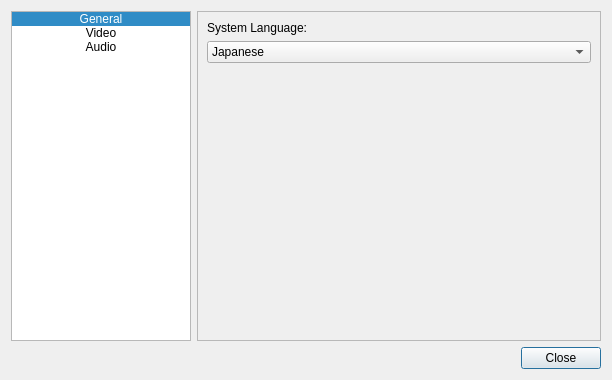
Qt form Source/ui_qt/Qt_ui/settingsdialog.ui (jpd002/Play-) before a commit.
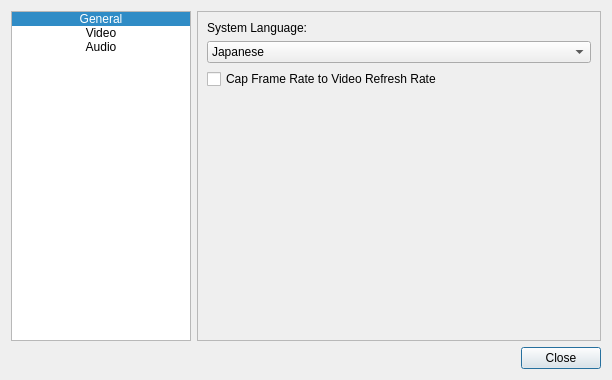
The same form after that commit. The open tabs and pages were chosen to show the change. Icons and pictures are not drawn.

Commit message: Make frame limiter togglable.

Patch:
```diff
--- a/Source/ui_qt/Qt_ui/settingsdialog.ui
+++ b/Source/ui_qt/Qt_ui/settingsdialog.ui
@@ -188,6 +188,13 @@
          </item>
         </widget>
        </item>
+       <item>
+        <widget class="QCheckBox" name="checkBox_limitFrameRate">
+         <property name="text">
+          <string>Cap Frame Rate to Video Refresh Rate</string>
+         </property>
+        </widget>
+       </item>
        <item>
         <spacer name="verticalSpacer_2">
          <property name="orientation">
```
The commit also changes 6 other files.
